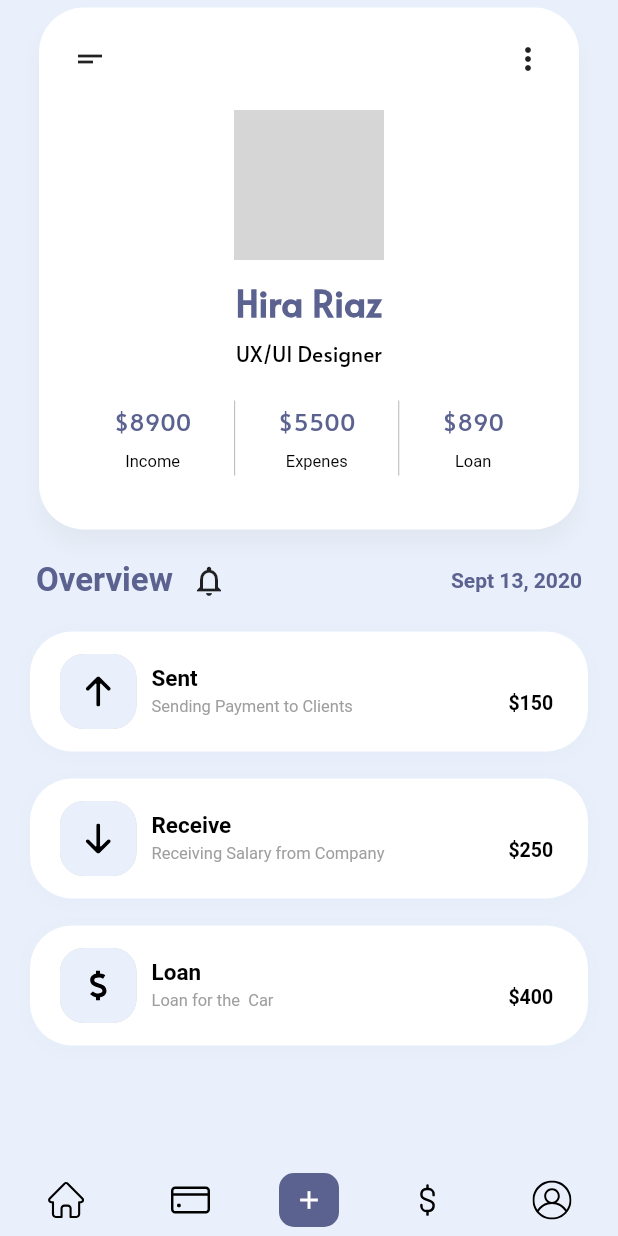
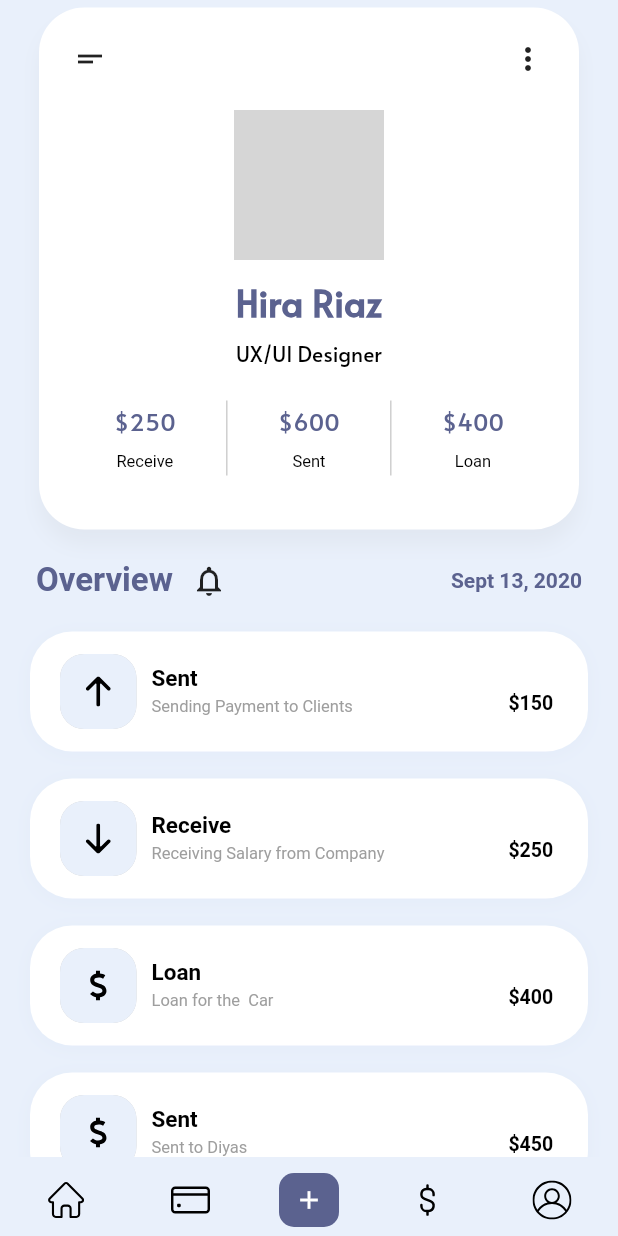
Before and after one commit to emdiya/Finance_Mobile_Application_UI, a Flutter app: the screen it shows after launch, on a phone screen of 412 x 824 dp. Run offline on Flutter 3.47's test engine with Material 2 defaults, Android fonts, the phone set to English and light mode, and no system bars; our stand-ins replace animated_splash_screen, flutter_svg, loading_animation_widget, lottie, page_transition; missing offline and left inert: animated_snack_bar; network calls fail; grey boxes are pictures that could not be loaded.

Commit message:
Update Total Amount

```diff
--- a/lib/data/amount_data.dart
+++ /dev/null
@@ -1,7 +0,0 @@
-import 'package:profile_ui/models/amount_model.dart';
-
-final amountData = [
-  AmountData(amount: 8900, label: 'Income'),
-  AmountData(amount: 5500, label: 'Expenes'),
-  AmountData(amount: 890, label: 'Loan'),
-];
--- a/lib/data/transaction_data.dart
+++ b/lib/data/transaction_data.dart
@@ -1,4 +1,6 @@
 import '../models/transaction_model.dart';
+
+Totaldata totaldata = Totaldata();
 
 final transactionsData = [
   Transaction(
@@ -19,4 +21,30 @@ final transactionsData = [
     description: 'Loan for the  Car',
     value: 400,
   ),
+  Transaction(
+    logo: 'dollar',
+    title: 'Sent',
+    description: 'Sent to Diyas',
+    value: 450,
+  ),
 ];
+
+void sumAmount() {
+  double sumSent = 0;
+  double sumReceive = 0;
+  double sumLoan = 0;
+
+  transactionsData.map((e) {
+    if (e.title?.toLowerCase() == 'sent') {
+      sumSent = sumSent + e.value!;
+    }
+    if (e.title?.toLowerCase() == 'receive') {
+      sumReceive = sumReceive + e.value!;
+    }
+    if (e.title?.toLowerCase() == 'loan') {
+      sumLoan = sumLoan + e.value!;
+    }
+  }).toList();
+
+  totaldata = Totaldata(loan: sumLoan, received: sumReceive, sent: sumSent);
+}
--- a/lib/main.dart
+++ b/lib/main.dart
@@ -1,4 +1,6 @@
 import 'package:flutter/material.dart';
+import 'package:profile_ui/screens/about.dart';
+import 'package:profile_ui/screens/edit_screen.dart';
 import 'package:profile_ui/screens/splash_screen.dart';
 
 void main() {
@@ -16,6 +18,10 @@ class MyApp extends StatelessWidget {
       ),
       debugShowCheckedModeBanner: false,
       home: const SplashScreen(),
+      routes: {
+        '/edit_screen': (context) => const EditScreen(),
+        '/about': (context) => const AboutScreen(),
+      },
     );
   }
 }
--- a/lib/models/amount_model.dart
+++ b/lib/models/amount_model.dart
@@ -9,7 +9,7 @@ class AmountData {
 }
 
 class TotalData {
-  AmountData income = AmountData(amount: 8900, label: 'Income');
-  AmountData expenes = AmountData(amount: 5500, label: 'Expenes');
+  AmountData income = AmountData(amount: 8900, label: 'Receive');
+  AmountData expenes = AmountData(amount: 5500, label: 'Sent');
   AmountData loan = AmountData(amount: 890, label: 'Loan');
 }
--- a/lib/models/transaction_model.dart
+++ b/lib/models/transaction_model.dart
@@ -11,3 +11,15 @@ class Transaction {
     this.value,
   });
 }
+
+class Totaldata {
+  double sent;
+  double received;
+  double loan;
+
+  Totaldata({
+    this.sent = 0,
+    this.received = 0,
+    this.loan = 0,
+  });
+}
--- a/lib/screens/home_screen.dart
+++ b/lib/screens/home_screen.dart
@@ -22,6 +22,15 @@ class HomeScreen extends StatefulWidget {
 }
 
 class _HomeScreenState extends State<HomeScreen> {
+  var selectItem = '';
+  String dropdownvalue = 'Item 1';
+
+  @override
+  void initState() {
+    sumAmount();
+    super.initState();
+  }
+
   ScrollController controller = ScrollController();
 
   @override
@@ -62,12 +71,32 @@ class _HomeScreenState extends State<HomeScreen> {
                             onPressed: () {},
                             icon: const Icon(Icons.short_text_outlined),
                           ),
-                          IconButton(
-                            onPressed: () {},
-                            icon: const Icon(
-                              Icons.more_vert,
-                            ),
-                          ),
+                          // IconButton(
+                          //   onPressed: () {
+                          //     debugPrint('=========is work');
+
+                          //   },
+                          //   icon: const Icon(
+                          //     Icons.more_vert,
+                          //   ),
+                          // ),
+                          PopupMenuButton(onSelected: (value) {
+                            setState(() {
+                              selectItem = value.toString();
+                            });
+                            Navigator.pushNamed(context, value.toString());
+                          }, itemBuilder: (BuildContext context) {
+                            return [
+                              const PopupMenuItem(
+                                value: '/edit_screen',
+                                child: Text('Edit'),
+                              ),
+                              const PopupMenuItem(
+                                value: '/about',
+                                child: Text('About'),
+                              ),
+                            ];
+                          })
                         ],
                       ),
                     ),
@@ -114,7 +143,7 @@ class _HomeScreenState extends State<HomeScreen> {
                         mainAxisAlignment: MainAxisAlignment.spaceBetween,
                         children: [
                           CustomLabel(
-                              value: "\$${TotalData().income.amount!.round()}",
+                              value: "\$${totaldata.received.round()}",
                               label: "${TotalData().income.label}"),
                           Container(
                             color: Colors.grey,
@@ -122,7 +151,7 @@ class _HomeScreenState extends State<HomeScreen> {
                             height: 50,
                           ),
                           CustomLabel(
-                              value: "\$${TotalData().expenes.amount!.round()}",
+                              value: "\$${totaldata.sent.round()}",
                               label: "${TotalData().expenes.label}"),
                           Container(
                             color: Colors.grey,
@@ -130,7 +159,7 @@ class _HomeScreenState extends State<HomeScreen> {
                             height: 50,
                           ),
                           CustomLabel(
-                              value: "\$${TotalData().loan.amount!.round()}",
+                              value: "\$${totaldata.loan.round()}",
                               label: "${TotalData().loan.label}"),
                         ],
                       ),
--- a/lib/screens/submit_screen.dart
+++ b/lib/screens/submit_screen.dart
@@ -17,7 +17,7 @@ class _SubmitScreenState extends State<SubmitScreen> {
   final value = TextEditingController();
   bool validateDescription = false;
   bool validateValue = false;
-  final checkbox = ['Sent', 'Recieve', 'Loan'];
+  final checkbox = ['Sent', 'Receive', 'Loan'];
   String selectedValue = '';
 
   final _formKey = GlobalKey<FormState>();
@@ -157,11 +157,11 @@ class _SubmitScreenState extends State<SubmitScreen> {
                             value: toNum,
                             logo: selectedValue == 'Sent'
                                 ? 'up'
-                                : selectedValue == 'Recieve'
+                                : selectedValue == 'Receive'
                                     ? 'down'
                                     : 'dollar',
                           ));
-
+                      sumAmount();
                       AnimatedSnackBar(
                         mobileSnackBarPosition: MobileSnackBarPosition.top,
                         duration: const Duration(milliseconds: 1500),
```
Also changed, not shown: lib/screens/about.dart (added, +14 -0 lines), lib/screens/edit_screen.dart (added, +14 -0 lines), assets/icons/test.svg (added).
